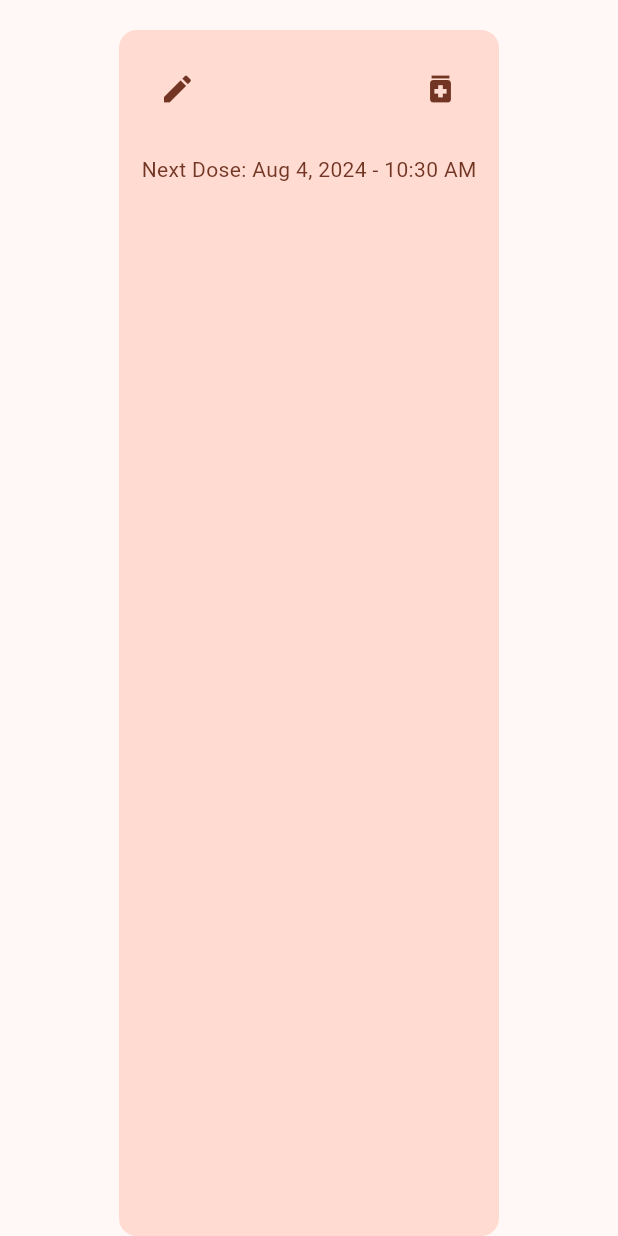
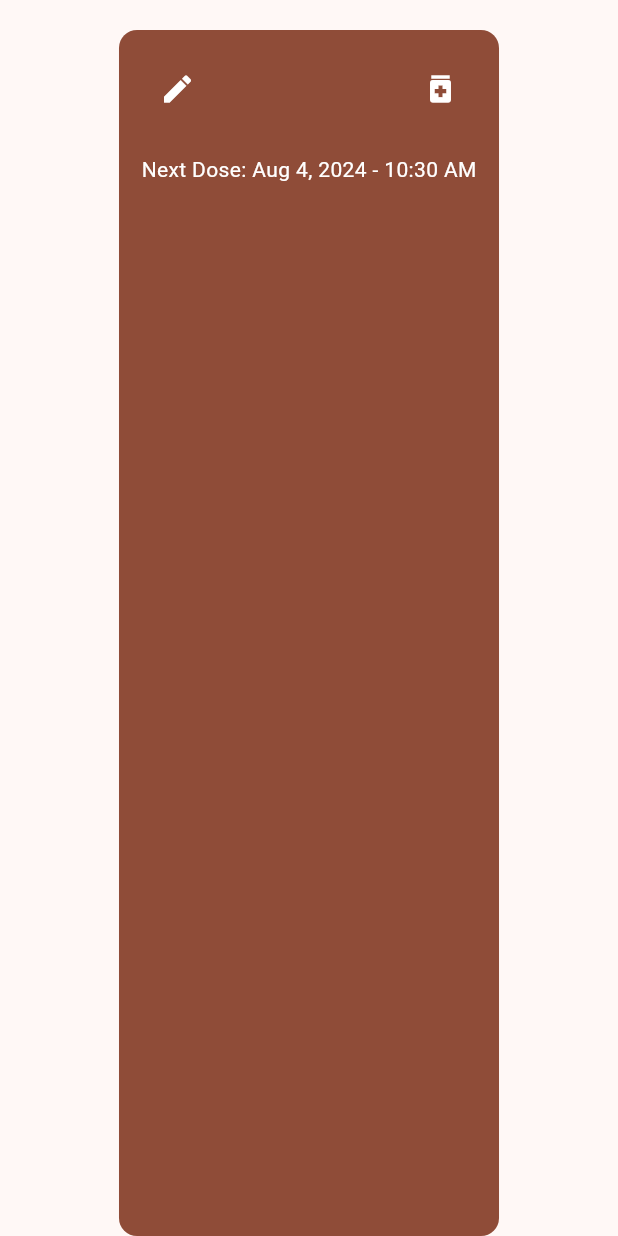
Before and after one commit to annmarie2/meds_tracker, a Flutter app: the MedListTile widget shown alone on an empty page, opened directly with empty values, on a phone screen of 412 x 824 dp. Run offline on Flutter 3.47's test engine with Material 3 defaults, Android fonts, the phone set to English and light mode, and no system bars; our stand-ins replace shared_preferences; accounts and stored records are empty.

Commit message:
made meds ready to take at time of next dose, instead of after

```diff
--- a/lib/med_list_tile.dart
+++ b/lib/med_list_tile.dart
@@ -23,7 +23,7 @@ class MedListTile extends StatelessWidget {
           padding: const EdgeInsets.only(top: 20.0),
           child: Container(
             decoration: BoxDecoration(
-              color: (timeUntilNextDose < Duration.zero) ? theme.colorScheme.primary : theme.colorScheme.primaryContainer,
+              color: (timeUntilNextDose <= Duration.zero) ? theme.colorScheme.primary : theme.colorScheme.primaryContainer,
               borderRadius: BorderRadius.circular(12),
             ),
             padding: const EdgeInsets.all(15.0), // Add some padding for better appearance
@@ -35,20 +35,20 @@ class MedListTile extends StatelessWidget {
                     IconButton(
                       icon: Icon(Icons.edit),
                       onPressed: onEdit,
-                      color: (timeUntilNextDose < Duration.zero) ? theme.colorScheme.onPrimary : theme.colorScheme.onPrimaryContainer,
+                      color: (timeUntilNextDose <= Duration.zero) ? theme.colorScheme.onPrimary : theme.colorScheme.onPrimaryContainer,
                     ),
                     Center(
                       child: Text(
                         med.name,
                         style: theme.textTheme.titleLarge?.copyWith(
-                          color: (timeUntilNextDose < Duration.zero) ? theme.colorScheme.onPrimary : theme.colorScheme.onPrimaryContainer,
+                          color: (timeUntilNextDose <= Duration.zero) ? theme.colorScheme.onPrimary : theme.colorScheme.onPrimaryContainer,
                         ),
                       ),
                     ),
                     IconButton(
                       icon: Icon(Icons.medication),
                       onPressed: onTaken,
-                      color: (timeUntilNextDose < Duration.zero) ? theme.colorScheme.onPrimary : theme.colorScheme.onPrimaryContainer,
+                      color: (timeUntilNextDose <= Duration.zero) ? theme.colorScheme.onPrimary : theme.colorScheme.onPrimaryContainer,
                     ),
                   ],
                 ),
@@ -58,7 +58,7 @@ class MedListTile extends StatelessWidget {
                 Text(
                   'Next Dose: ${DateFormat('MMM d, yyyy - h:mm a').format(med.lastTriggered.add(med.interval))}',
                   style: TextStyle(
-                    color: (timeUntilNextDose < Duration.zero) ? theme.colorScheme.onPrimary : theme.colorScheme.onPrimaryContainer,
+                    color: (timeUntilNextDose <= Duration.zero) ? theme.colorScheme.onPrimary : theme.colorScheme.onPrimaryContainer,
                   ),
                 ),
               ],
```
